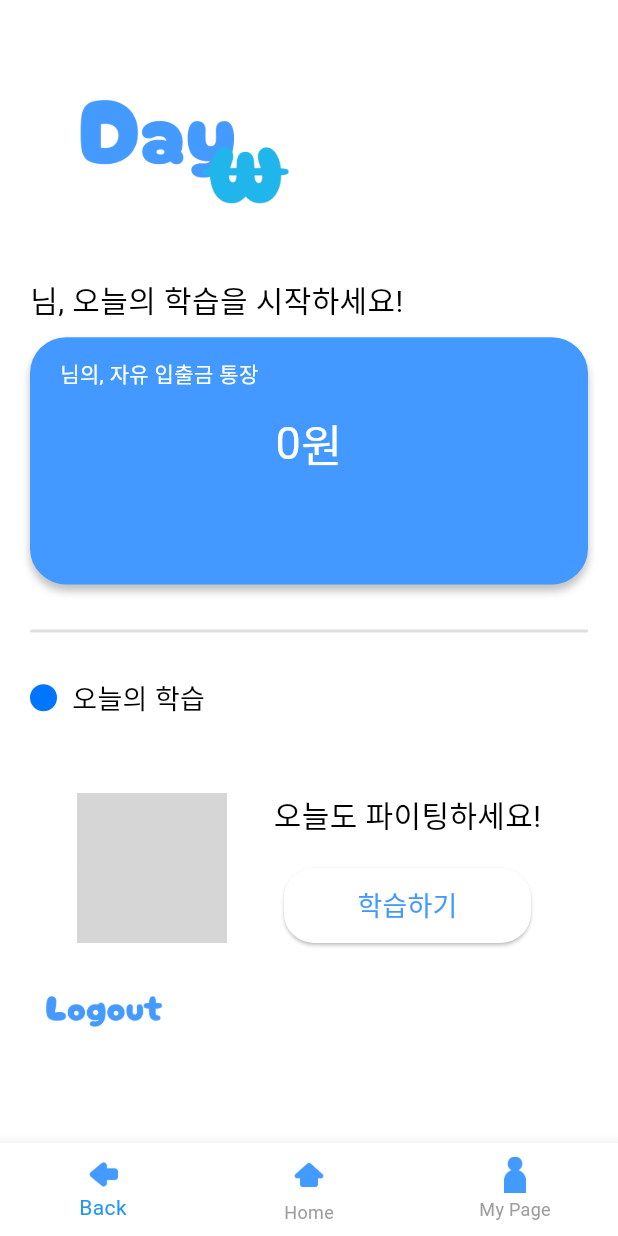
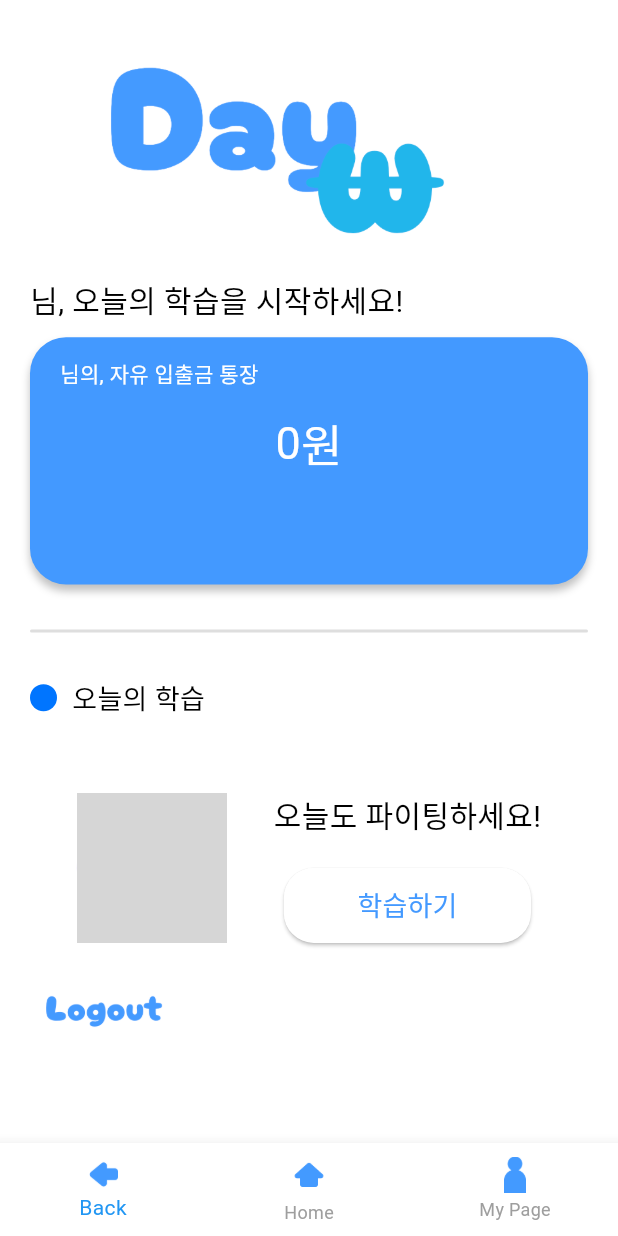
Before and after one commit to guddnboy/Daywon_FE, a Flutter app: the MainPage screen opened directly with empty values, on a phone screen of 412 x 824 dp. Run offline on Flutter 3.47's test engine with Material 3 defaults, Android fonts, the phone set to English and light mode, and no system bars; our stand-ins replace chewie, video_player; network calls fail; grey boxes are pictures that could not be loaded.

```diff
--- a/lib/pages/MainPage.dart
+++ b/lib/pages/MainPage.dart
@@ -81,7 +81,7 @@ class _MainPageState extends State<MainPage> {
                     Align(
                       alignment: Alignment.centerLeft,
                       child: Container(
-                        width: MediaQuery.sizeOf(context).width * 0.5,
+                        width: MediaQuery.sizeOf(context).width * 0.8,
                         height: MediaQuery.sizeOf(context).height * 0.2,
                         decoration: const BoxDecoration(
                           image: DecorationImage(
```
